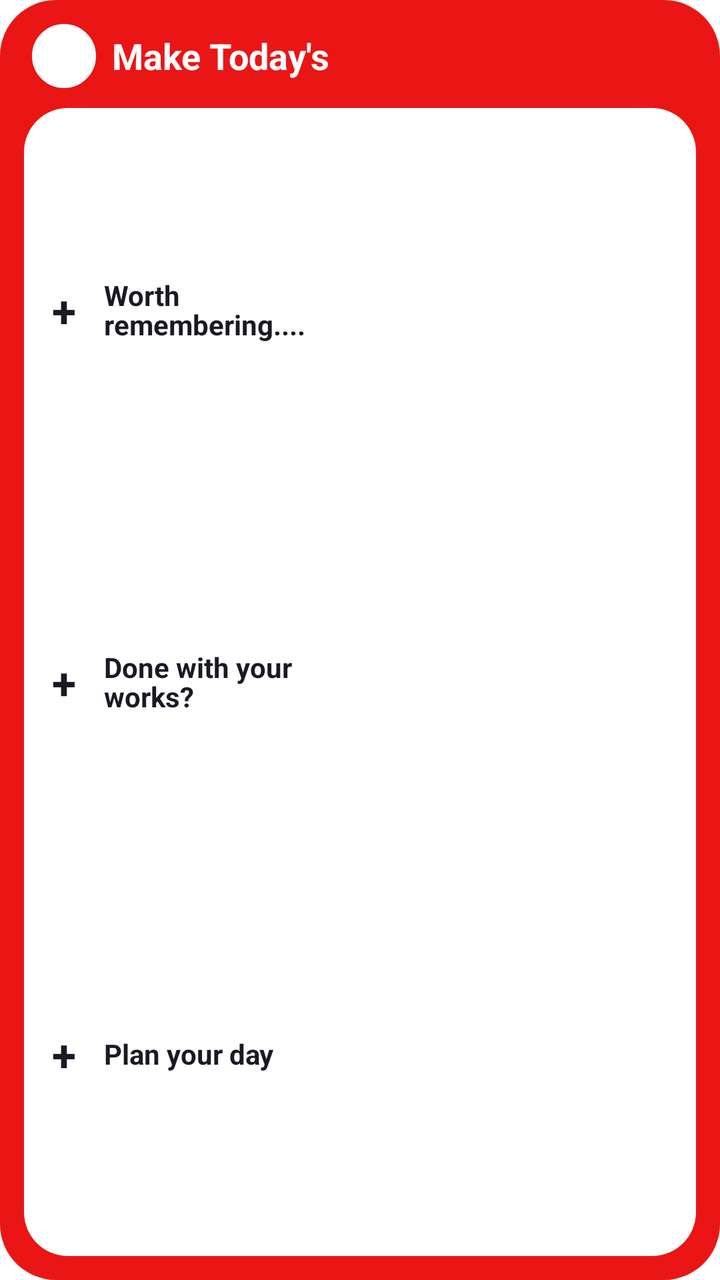
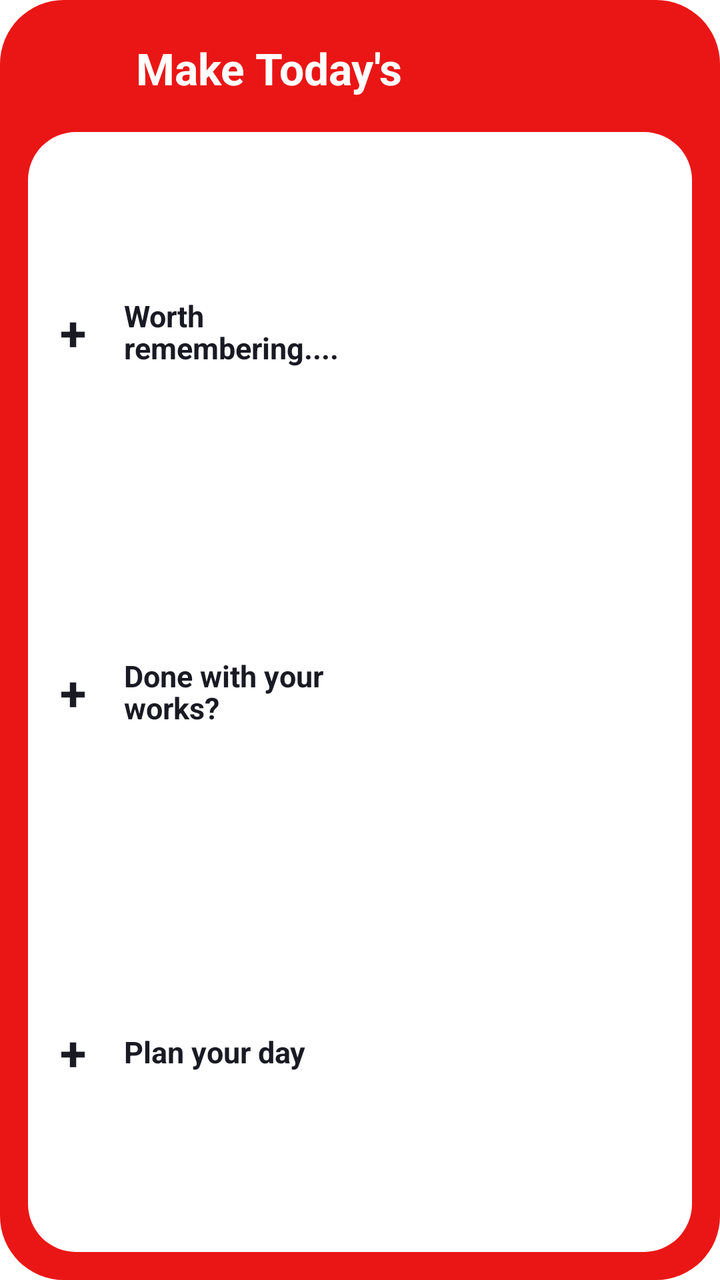

An Android layout rendered at two revisions. The XML below is the earlier revision; the diff shows what the commit changed to produce the second picture.
<!-- AndroidManifest.xml: fallback theme Theme.MaterialComponents.DayNight.NoActionBar -->
<!-- res/layout/widget_quick_actions.xml -->
<?xml version="1.0" encoding="utf-8"?>
<LinearLayout xmlns:android="http://schemas.android.com/apk/res/android"
    android:id="@+id/widget_root"
    android:layout_width="match_parent"
    android:layout_height="match_parent"
    android:orientation="vertical"
    android:background="@drawable/widget_bg"
    android:paddingStart="12dp"
    android:paddingEnd="12dp"
    android:paddingTop="12dp"
    android:paddingBottom="12dp">

    
    <LinearLayout
        android:id="@+id/widget_header"
        android:layout_width="match_parent"
        android:layout_height="wrap_content"
        android:orientation="horizontal"
        android:gravity="center_vertical"
        android:paddingStart="4dp"
        android:paddingEnd="4dp"
        android:paddingBottom="10dp">

        
        <FrameLayout
            android:layout_width="32dp"
            android:layout_height="32dp"
            android:background="@drawable/widget_icon_ring"
            android:padding="2dp">

            <ImageView
                android:layout_width="match_parent"
                android:layout_height="match_parent"
                android:src="@mipmap/ic_launcher"
                android:contentDescription="@string/app_name" />
        </FrameLayout>

        <TextView
            android:layout_width="0dp"
            android:layout_height="wrap_content"
            android:layout_weight="1"
            android:layout_marginStart="8dp"
            android:text="Make Today's"
            android:textColor="#FFFFFF"
            android:textSize="18sp"
            android:textStyle="bold"
            android:maxLines="1"
            android:ellipsize="end" />
    </LinearLayout>

    
    <LinearLayout
        android:layout_width="match_parent"
        android:layout_height="0dp"
        android:layout_weight="1"
        android:orientation="vertical"
        android:background="@drawable/widget_card_bg"
        android:paddingStart="14dp"
        android:paddingEnd="14dp"
        android:paddingTop="8dp"
        android:paddingBottom="8dp">

        
        <LinearLayout
            android:id="@+id/btn_worth_remembering"
            android:layout_width="match_parent"
            android:layout_height="0dp"
            android:layout_weight="1"
            android:orientation="horizontal"
            android:gravity="center_vertical"
            android:clickable="true">

            <TextView
                android:layout_width="22dp"
                android:layout_height="wrap_content"
                android:text="+"
                android:textColor="#191A23"
                android:textSize="22sp"
                android:textStyle="bold" />

            <TextView
                android:layout_width="0dp"
                android:layout_height="wrap_content"
                android:layout_weight="1"
                android:layout_marginStart="4dp"
                android:text="Worth\nremembering...."
                android:textColor="#191A23"
                android:textSize="14sp"
                android:textStyle="bold"
                android:lineSpacingExtra="-2dp"
                android:maxLines="2"
                android:ellipsize="end" />
        </LinearLayout>

        
        <LinearLayout
            android:id="@+id/btn_done_works"
            android:layout_width="match_parent"
            android:layout_height="0dp"
            android:layout_weight="1"
            android:orientation="horizontal"
            android:gravity="center_vertical"
            android:clickable="true">

            <TextView
                android:layout_width="22dp"
                android:layout_height="wrap_content"
                android:text="+"
                android:textColor="#191A23"
                android:textSize="22sp"
                android:textStyle="bold" />

            <TextView
                android:layout_width="0dp"
                android:layout_height="wrap_content"
                android:layout_weight="1"
                android:layout_marginStart="4dp"
                android:text="Done with your\nworks?"
                android:textColor="#191A23"
                android:textSize="14sp"
                android:textStyle="bold"
                android:lineSpacingExtra="-2dp"
                android:maxLines="2"
                android:ellipsize="end" />
        </LinearLayout>

        
        <LinearLayout
            android:id="@+id/btn_plan_day"
            android:layout_width="match_parent"
            android:layout_height="0dp"
            android:layout_weight="1"
            android:orientation="horizontal"
            android:gravity="center_vertical"
            android:clickable="true">

            <TextView
                android:layout_width="22dp"
                android:layout_height="wrap_content"
                android:text="+"
                android:textColor="#191A23"
                android:textSize="22sp"
                android:textStyle="bold" />

            <TextView
                android:layout_width="0dp"
                android:layout_height="wrap_content"
                android:layout_weight="1"
                android:layout_marginStart="4dp"
                android:text="Plan your day"
                android:textColor="#191A23"
                android:textSize="14sp"
                android:textStyle="bold"
                android:maxLines="1"
                android:ellipsize="end" />
        </LinearLayout>

    </LinearLayout>

</LinearLayout>
<!-- resources referenced by this layout -->
<resources>
  <!-- drawable widget_bg (drawable) -->
  <?xml version="1.0" encoding="utf-8"?>
  <shape xmlns:android="http://schemas.android.com/apk/res/android"
      android:shape="rectangle">
      <solid android:color="#EA1616" />
      <corners android:radius="28dp" />
  </shape>
  <!-- drawable widget_card_bg (drawable) -->
  <?xml version="1.0" encoding="utf-8"?>
  <shape xmlns:android="http://schemas.android.com/apk/res/android"
      android:shape="rectangle">
      <solid android:color="#FFFFFF" />
      <corners android:radius="22dp" />
  </shape>
  <!-- drawable widget_icon_ring (drawable) -->
  <?xml version="1.0" encoding="utf-8"?>
  <shape xmlns:android="http://schemas.android.com/apk/res/android"
      android:shape="oval">
      <stroke
          android:width="2dp"
          android:color="#FFFFFF" />
      <solid android:color="#FFFFFF" />
  </shape>
  <!-- mipmap ic_launcher (mipmap-anydpi-v26) -->
  <?xml version="1.0" encoding="utf-8"?>
  <adaptive-icon xmlns:android="http://schemas.android.com/apk/res/android">
    <background android:drawable="@color/ic_launcher_background"/>
    <foreground>
        <inset
            android:drawable="@drawable/ic_launcher_foreground"
            android:inset="16%" />
    </foreground>
  </adaptive-icon>
  <string name="app_name">Tack</string>
  <color name="ic_launcher_background">#FFFFFF</color>
  <!-- drawable ic_launcher_foreground: png bitmap (drawable-hdpi, 24224 bytes) -->
</resources>

<!-- the commit's change to res/layout/widget_quick_actions.xml (unified diff, before → after) -->
@@ -5,10 +5,10 @@
     android:layout_height="match_parent"
     android:orientation="vertical"
     android:background="@drawable/widget_bg"
-    android:paddingStart="12dp"
-    android:paddingEnd="12dp"
-    android:paddingTop="12dp"
-    android:paddingBottom="12dp">
+    android:paddingStart="14dp"
+    android:paddingEnd="14dp"
+    android:paddingTop="14dp"
+    android:paddingBottom="14dp">
 
     
     <LinearLayout
@@ -19,30 +19,23 @@
         android:gravity="center_vertical"
         android:paddingStart="4dp"
         android:paddingEnd="4dp"
-        android:paddingBottom="10dp">
+        android:paddingBottom="12dp">
 
         
-        <FrameLayout
-            android:layout_width="32dp"
-            android:layout_height="32dp"
-            android:background="@drawable/widget_icon_ring"
-            android:padding="2dp">
-
-            <ImageView
-                android:layout_width="match_parent"
-                android:layout_height="match_parent"
-                android:src="@mipmap/ic_launcher"
-                android:contentDescription="@string/app_name" />
-        </FrameLayout>
+        <ImageView
+            android:id="@+id/widget_mascot_icon"
+            android:layout_width="40dp"
+            android:layout_height="40dp"
+            android:contentDescription="@string/app_name" />
 
         <TextView
             android:layout_width="0dp"
             android:layout_height="wrap_content"
             android:layout_weight="1"
-            android:layout_marginStart="8dp"
+            android:layout_marginStart="10dp"
             android:text="Make Today's"
             android:textColor="#FFFFFF"
-            android:textSize="18sp"
+            android:textSize="22sp"
             android:textStyle="bold"
             android:maxLines="1"
             android:ellipsize="end" />
@@ -55,10 +48,10 @@
         android:layout_weight="1"
         android:orientation="vertical"
         android:background="@drawable/widget_card_bg"
-        android:paddingStart="14dp"
-        android:paddingEnd="14dp"
-        android:paddingTop="8dp"
-        android:paddingBottom="8dp">
+        android:paddingStart="16dp"
+        android:paddingEnd="16dp"
+        android:paddingTop="10dp"
+        android:paddingBottom="10dp">
 
         
         <LinearLayout
@@ -71,21 +64,21 @@
             android:clickable="true">
 
             <TextView
-                android:layout_width="22dp"
+                android:layout_width="24dp"
                 android:layout_height="wrap_content"
                 android:text="+"
                 android:textColor="#191A23"
-                android:textSize="22sp"
+                android:textSize="24sp"
                 android:textStyle="bold" />
 
             <TextView
                 android:layout_width="0dp"
                 android:layout_height="wrap_content"
                 android:layout_weight="1"
-                android:layout_marginStart="4dp"
+                android:layout_marginStart="8dp"
                 android:text="Worth\nremembering...."
                 android:textColor="#191A23"
-                android:textSize="14sp"
+                android:textSize="15sp"
                 android:textStyle="bold"
                 android:lineSpacingExtra="-2dp"
                 android:maxLines="2"
@@ -103,21 +96,21 @@
             android:clickable="true">
 
             <TextView
-                android:layout_width="22dp"
+                android:layout_width="24dp"
                 android:layout_height="wrap_content"
                 android:text="+"
                 android:textColor="#191A23"
-                android:textSize="22sp"
+                android:textSize="24sp"
                 android:textStyle="bold" />
 
             <TextView
                 android:layout_width="0dp"
                 android:layout_height="wrap_content"
                 android:layout_weight="1"
-                android:layout_marginStart="4dp"
+                android:layout_marginStart="8dp"
                 android:text="Done with your\nworks?"
                 android:textColor="#191A23"
-                android:textSize="14sp"
+                android:textSize="15sp"
                 android:textStyle="bold"
                 android:lineSpacingExtra="-2dp"
                 android:maxLines="2"
@@ -135,21 +128,21 @@
             android:clickable="true">
 
             <TextView
-                android:layout_width="22dp"
+                android:layout_width="24dp"
                 android:layout_height="wrap_content"
                 android:text="+"
                 android:textColor="#191A23"
-                android:textSize="22sp"
+                android:textSize="24sp"
                 android:textStyle="bold" />
 
             <TextView
                 android:layout_width="0dp"
                 android:layout_height="wrap_content"
                 android:layout_weight="1"
-                android:layout_marginStart="4dp"
+                android:layout_marginStart="8dp"
                 android:text="Plan your day"
                 android:textColor="#191A23"
-                android:textSize="14sp"
+                android:textSize="15sp"
                 android:textStyle="bold"
                 android:maxLines="1"
                 android:ellipsize="end" />
<!-- resource entries referenced after the edit -->
@@ -5,36 +5,15 @@
   <shape xmlns:android="http://schemas.android.com/apk/res/android"
       android:shape="rectangle">
       <solid android:color="#EA1616" />
-      <corners android:radius="28dp" />
+      <corners android:radius="32dp" />
   </shape>
   <!-- drawable widget_card_bg (drawable) -->
   <?xml version="1.0" encoding="utf-8"?>
   <shape xmlns:android="http://schemas.android.com/apk/res/android"
       android:shape="rectangle">
       <solid android:color="#FFFFFF" />
-      <corners android:radius="22dp" />
+      <corners android:radius="24dp" />
   </shape>
-  <!-- drawable widget_icon_ring (drawable) -->
-  <?xml version="1.0" encoding="utf-8"?>
-  <shape xmlns:android="http://schemas.android.com/apk/res/android"
-      android:shape="oval">
-      <stroke
-          android:width="2dp"
-          android:color="#FFFFFF" />
-      <solid android:color="#FFFFFF" />
-  </shape>
-  <!-- mipmap ic_launcher (mipmap-anydpi-v26) -->
-  <?xml version="1.0" encoding="utf-8"?>
-  <adaptive-icon xmlns:android="http://schemas.android.com/apk/res/android">
-    <background android:drawable="@color/ic_launcher_background"/>
-    <foreground>
-        <inset
-            android:drawable="@drawable/ic_launcher_foreground"
-            android:inset="16%" />
-    </foreground>
-  </adaptive-icon>
   <string name="app_name">Tack</string>
-  <color name="ic_launcher_background">#FFFFFF</color>
-  <!-- drawable ic_launcher_foreground: png bitmap (drawable-hdpi, 24224 bytes) -->
 </resources>
 
